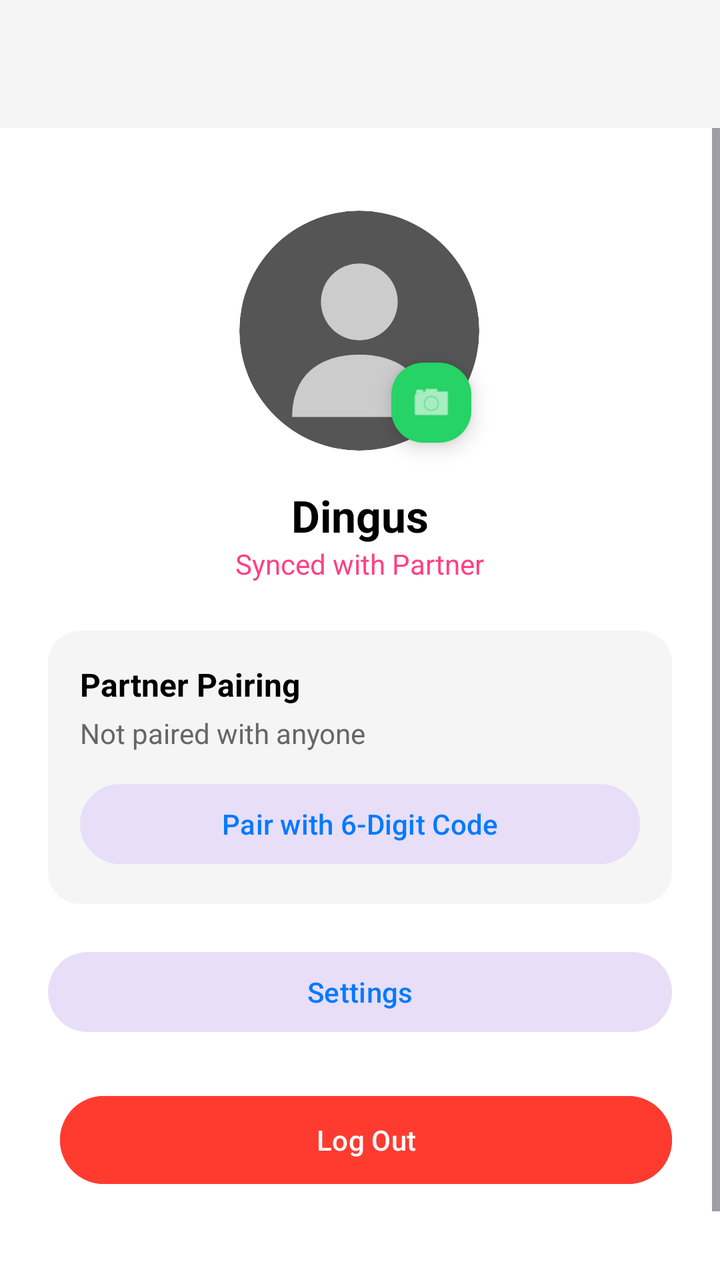
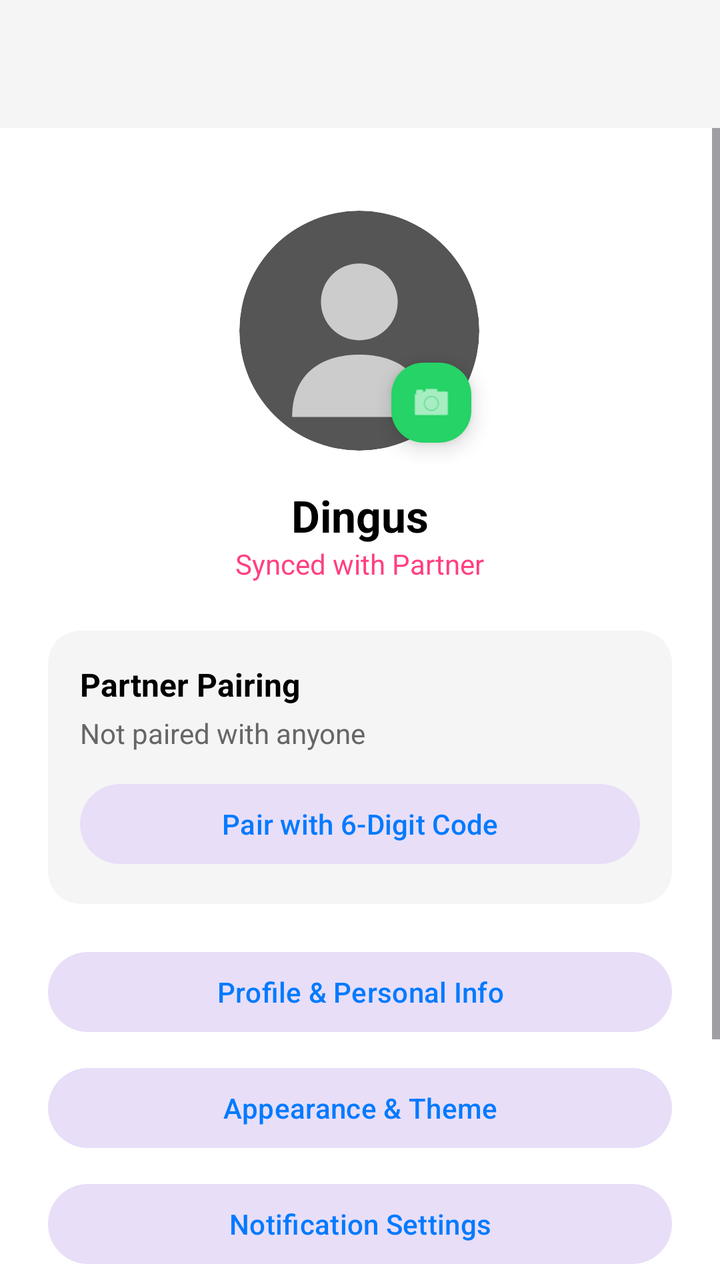

An Android layout rendered at two revisions. The XML below is the earlier revision; the diff shows what the commit changed to produce the second picture.
<!-- AndroidManifest.xml: application theme Theme.ProjectCecily -->
<!-- res/layout/activity_account.xml -->
<?xml version="1.0" encoding="utf-8"?>
<androidx.constraintlayout.widget.ConstraintLayout xmlns:android="http://schemas.android.com/apk/res/android"
    xmlns:app="http://schemas.android.com/apk/res-auto"
    android:layout_width="match_parent"
    android:layout_height="match_parent"
    android:background="@color/app_background">

    
    <com.google.android.material.appbar.AppBarLayout
        android:id="@+id/appBarLayout"
        android:layout_width="match_parent"
        android:layout_height="wrap_content"
        android:fitsSystemWindows="true"
        app:elevation="4dp"
        app:layout_constraintEnd_toEndOf="parent"
        app:layout_constraintStart_toStartOf="parent"
        app:layout_constraintTop_toTopOf="parent">

        <com.google.android.material.appbar.MaterialToolbar
            android:id="@+id/toolbar"
            android:layout_width="match_parent"
            android:layout_height="?attr/actionBarSize"
            android:background="@color/card_background" />
    </com.google.android.material.appbar.AppBarLayout>

    <ScrollView
        android:id="@+id/account_scroll"
        android:layout_width="0dp"
        android:layout_height="0dp"
        app:layout_constraintBottom_toBottomOf="parent"
        app:layout_constraintEnd_toEndOf="parent"
        app:layout_constraintStart_toStartOf="parent"
        app:layout_constraintTop_toBottomOf="@id/appBarLayout">

        <LinearLayout
            android:layout_width="match_parent"
            android:layout_height="wrap_content"
            android:orientation="vertical"
            android:padding="24dp">

            
            <FrameLayout
                android:layout_width="match_parent"
                android:layout_height="wrap_content"
                android:paddingTop="10dp"
                android:paddingBottom="10dp">

                <RelativeLayout
                    android:layout_width="135dp"
                    android:layout_height="135dp"
                    android:layout_gravity="center">

                    <com.google.android.material.imageview.ShapeableImageView
                        android:id="@+id/ivProfilePic"
                        android:layout_width="120dp"
                        android:layout_height="120dp"
                        android:layout_centerInParent="true"
                        android:scaleType="centerCrop"
                        android:src="@drawable/ic_blank_user"
                        app:shapeAppearanceOverlay="@style/CircleImage" />

                    <com.google.android.material.floatingactionbutton.FloatingActionButton
                        android:id="@+id/btnChangeProfilePic"
                        android:layout_width="40dp"
                        android:layout_height="40dp"
                        android:layout_alignBottom="@id/ivProfilePic"
                        android:layout_alignEnd="@id/ivProfilePic"
                        android:contentDescription="Change Profile Picture"
                        app:backgroundTint="#25D366"
                        app:fabCustomSize="40dp"
                        app:maxImageSize="22dp"
                        app:srcCompat="@android:drawable/ic_menu_camera"
                        app:tint="#FFFFFF" />
                </RelativeLayout>
            </FrameLayout>

            <TextView
                android:id="@+id/tvUserName"
                android:layout_width="wrap_content"
                android:layout_height="wrap_content"
                android:layout_gravity="center"
                android:text="Dingus"
                android:textColor="@color/text_primary"
                android:textSize="22sp"
                android:textStyle="bold" />

            <TextView
                android:id="@+id/tvSyncedPartner"
                android:layout_width="wrap_content"
                android:layout_height="wrap_content"
                android:layout_gravity="center"
                android:text="Synced with Partner"
                android:textColor="#FF4081"
                android:textSize="14sp" />

            
            <com.google.android.material.card.MaterialCardView
                android:layout_width="match_parent"
                android:layout_height="wrap_content"
                android:layout_marginTop="24dp"
                app:cardBackgroundColor="@color/card_background"
                app:cardCornerRadius="16dp"
                app:strokeWidth="0dp">

                <LinearLayout
                    android:layout_width="match_parent"
                    android:layout_height="wrap_content"
                    android:orientation="vertical"
                    android:padding="16dp">

                    <TextView
                        android:layout_width="wrap_content"
                        android:layout_height="wrap_content"
                        android:text="Partner Pairing"
                        android:textColor="@color/text_primary"
                        android:textSize="16sp"
                        android:textStyle="bold" />

                    <TextView
                        android:id="@+id/tvPairingStatus"
                        android:layout_width="wrap_content"
                        android:layout_height="wrap_content"
                        android:layout_marginTop="4dp"
                        android:text="Not paired with anyone"
                        android:textColor="@color/text_secondary"
                        android:textSize="14sp" />

                    <Button
                        android:id="@+id/btnPairPartner"
                        style="@style/Widget.Material3.Button.TonalButton"
                        android:layout_width="match_parent"
                        android:layout_height="wrap_content"
                        android:layout_marginTop="12dp"
                        android:text="Pair with 6-Digit Code" />
                </LinearLayout>
            </com.google.android.material.card.MaterialCardView>

            
            <Button
                android:id="@+id/btnSettings"
                style="@style/Widget.Material3.Button.TonalButton"
                android:layout_width="match_parent"
                android:layout_height="wrap_content"
                android:layout_marginTop="20dp"
                android:text="Settings" />

            
            <LinearLayout
                android:layout_width="match_parent"
                android:layout_height="wrap_content"
                android:layout_marginTop="24dp"
                android:gravity="center"
                android:orientation="horizontal">

                <Button
                    android:id="@+id/btnUnpairPartner"
                    android:layout_width="0dp"
                    android:layout_height="52dp"
                    android:layout_marginEnd="6dp"
                    android:layout_weight="1"
                    android:backgroundTint="#FF3B30"
                    android:text="Unpair Partner"
                    android:textColor="#FFFFFF"
                    android:visibility="gone" />

                <Button
                    android:id="@+id/btnLogout"
                    android:layout_width="0dp"
                    android:layout_height="52dp"
                    android:layout_marginStart="6dp"
                    android:layout_weight="1"
                    android:backgroundTint="#FF3B30"
                    android:text="Log Out"
                    android:textColor="#FFFFFF" />
            </LinearLayout>

            <TextView
                android:layout_width="wrap_content"
                android:layout_height="wrap_content"
                android:layout_gravity="center"
                android:layout_marginTop="40dp"
                android:text="Project Cecily v1.0"
                android:textColor="@color/text_secondary"
                android:textSize="12sp" />

        </LinearLayout>
    </ScrollView>

</androidx.constraintlayout.widget.ConstraintLayout>
<!-- resources referenced by this layout -->
<resources>
  <color name="app_background">#FFFFFF</color>
  <color name="card_background">#F5F5F5</color>
  <color name="text_primary">#000000</color>
  <color name="text_secondary">#666666</color>
  <!-- drawable ic_blank_user (drawable) -->
  <?xml version="1.0" encoding="utf-8"?>
  <vector xmlns:android="http://schemas.android.com/apk/res/android"
      android:width="120dp"
      android:height="120dp"
      android:viewportWidth="100"
      android:viewportHeight="100">
      
      <path
          android:fillColor="#555555"
          android:pathData="M0,50 A50,50 0 1,0 100,50 A50,50 0 1,0 0,50 Z" />
      
      <path
          android:fillColor="#CCCCCC"
          android:pathData="M50,22 A16,16 0 1,0 50,54 A16,16 0 1,0 50,22 Z" />
      
      <path
          android:fillColor="#CCCCCC"
          android:pathData="M22,86 C22,68 34,60 50,60 C66,60 78,68 78,86 Z" />
  </vector>
  <style name="CircleImage">
          <item name="cornerSize">50%</item>
      </style>
  <style name="Theme.ProjectCecily" parent="Base.Theme.ProjectCecily" />
  <style name="Base.Theme.ProjectCecily" parent="Theme.Material3.DayNight.NoActionBar">
          
          <item name="colorPrimary">@color/nav_selected</item>
          <item name="windowActionBar">false</item>
          <item name="windowNoTitle">true</item>
  
          
          <item name="colorOnSecondaryContainer">@color/nav_selected</item>
      </style>
  <color name="nav_selected">#007AFF</color>
</resources>

<!-- the commit's change to res/layout/activity_account.xml (unified diff, before → after) -->
@@ -137,12 +137,28 @@
 
             
             <Button
-                android:id="@+id/btnSettings"
+                android:id="@+id/btnProfileInfo"
                 style="@style/Widget.Material3.Button.TonalButton"
                 android:layout_width="match_parent"
                 android:layout_height="wrap_content"
                 android:layout_marginTop="20dp"
-                android:text="Settings" />
+                android:text="Profile &amp; Personal Info" />
+
+            <Button
+                android:id="@+id/btnAppearance"
+                style="@style/Widget.Material3.Button.TonalButton"
+                android:layout_width="match_parent"
+                android:layout_height="wrap_content"
+                android:layout_marginTop="10dp"
+                android:text="Appearance &amp; Theme" />
+
+            <Button
+                android:id="@+id/btnNotificationSettings"
+                style="@style/Widget.Material3.Button.TonalButton"
+                android:layout_width="match_parent"
+                android:layout_height="wrap_content"
+                android:layout_marginTop="10dp"
+                android:text="Notification Settings" />
 
             
             <LinearLayout
